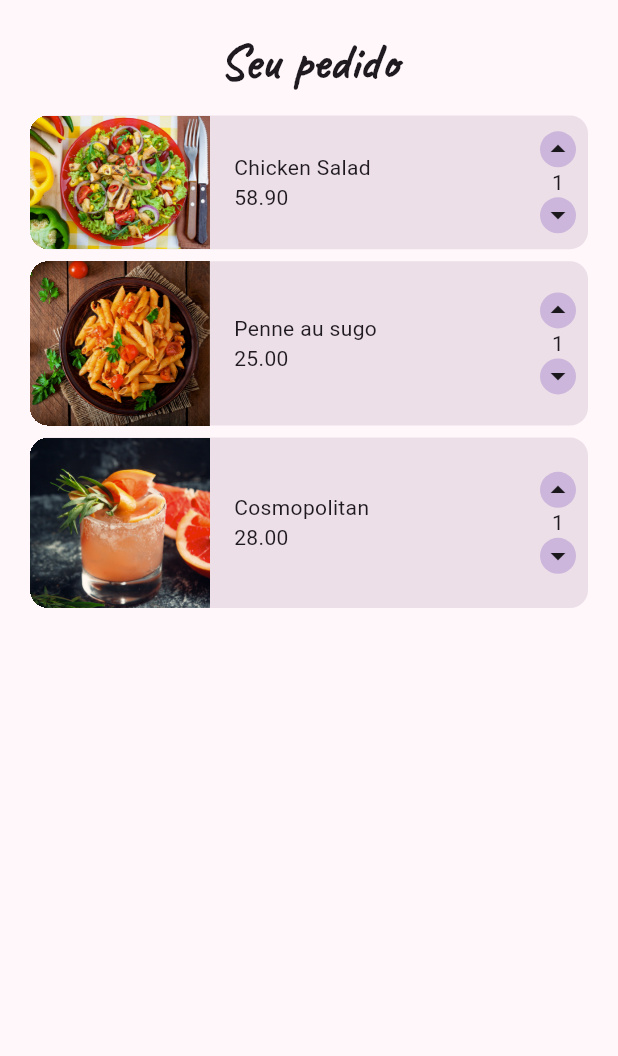
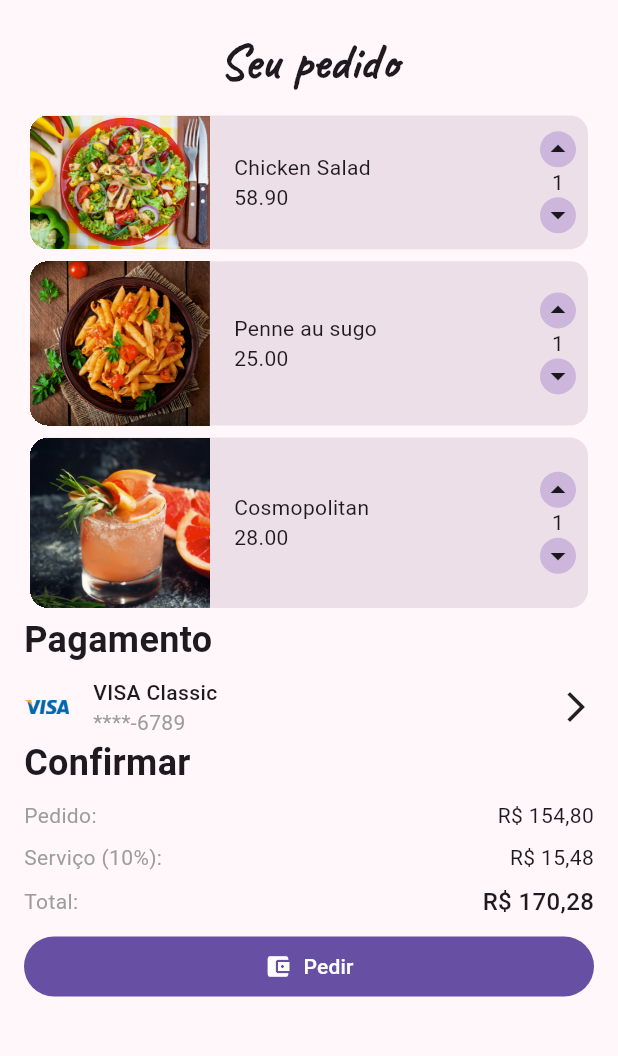
Before and after one commit to athosmartinez/cursoFlutter_ResponsiveLayouts, a Flutter app: the CheckoutScreen screen opened directly, on a phone screen of 412 x 824 dp, the part 84-1140 px from its top. Run offline on Flutter 3.47's test engine with Material 3 defaults, Android fonts, the phone set to English and light mode, and no system bars.

Commit message:
update payment method UI in checkout screen

```diff
--- a/cursoflutter_responsives_layouts/lib/components/payment_method.dart
+++ b/cursoflutter_responsives_layouts/lib/components/payment_method.dart
@@ -1,27 +1,39 @@
 import 'package:flutter/material.dart';
+import 'package:flutter/widgets.dart';
 import 'package:panucci_ristorante/themes/app_colors.dart';
 
 class PaymentMethod extends StatelessWidget {
-const PaymentMethod({ Key? key }) : super(key: key);
+  const PaymentMethod({Key? key}) : super(key: key);
 
   @override
-  Widget build(BuildContext context){
-    return Row(children: <Widget>[
+  Widget build(BuildContext context) {
+    return Row(
+      children: <Widget>[
         const Image(
           width: 30,
           image: AssetImage("assets/images/visa.png"),
         ),
-        Padding(
-          padding: const EdgeInsets.symmetric(horizontal: 16.0),
-          child: Column(
-            crossAxisAlignment: CrossAxisAlignment.start,
-            children: <Widget>[
-              const Text("VISA Classic", style: TextStyle(fontWeight: FontWeight.w500),),
-              Text("****-6789", style: TextStyle(color: AppColors.paymentMethodCardNumberColor),),
-            ],
+        Expanded(
+          child: Padding(
+            padding: const EdgeInsets.symmetric(horizontal: 16.0),
+            child: Column(
+              crossAxisAlignment: CrossAxisAlignment.start,
+              children: <Widget>[
+                const Text(
+                  "VISA Classic",
+                  style: TextStyle(fontWeight: FontWeight.w500),
+                ),
+                Text(
+                  "****-6789",
+                  style:
+                      TextStyle(color: AppColors.paymentMethodCardNumberColor),
+                ),
+              ],
+            ),
           ),
         ),
         const Icon(Icons.arrow_forward_ios),
-    ],);
+      ],
+    );
   }
 }
--- a/cursoflutter_responsives_layouts/lib/screens/checkout.dart
+++ b/cursoflutter_responsives_layouts/lib/screens/checkout.dart
@@ -2,6 +2,8 @@ import 'package:flutter/material.dart';
 import 'package:panucci_ristorante/cardapio.dart';
 import 'package:panucci_ristorante/components/main_drawer.dart';
 import 'package:panucci_ristorante/components/order_item.dart';
+import 'package:panucci_ristorante/components/payment_method.dart';
+import 'package:panucci_ristorante/components/payment_total.dart';
 
 class CheckoutScreen extends StatelessWidget {
   const CheckoutScreen({super.key});
@@ -52,6 +54,32 @@ class CheckoutScreen extends StatelessWidget {
                 );
               }, childCount: items.length),
             ),
+            const SliverToBoxAdapter(
+              child: Padding(
+                padding: EdgeInsets.only(bottom: 8),
+                child: Text(
+                  "Pagamento",
+                  style: TextStyle(fontSize: 24, fontWeight: FontWeight.w600),
+                  textAlign: TextAlign.start,
+                ),
+              ),
+            ),
+            const SliverToBoxAdapter(
+              child: PaymentMethod(),
+            ),
+            const SliverToBoxAdapter(
+              child: Padding(
+                padding: EdgeInsets.only(bottom: 8),
+                child: Text(
+                  "Confirmar",
+                  style: TextStyle(fontSize: 24, fontWeight: FontWeight.w600),
+                  textAlign: TextAlign.start,
+                ),
+              ),
+            ),
+            const SliverToBoxAdapter(
+              child: PaymentTotal(),
+            ),
           ],
         ),
       ),
```
